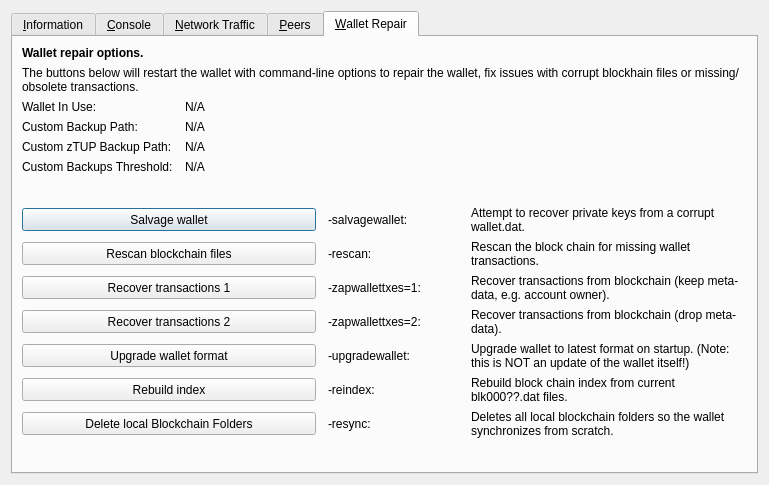
Before: the Qt Designer form src/qt/forms/rpcconsole.ui in wealth-coin/TenUp, drawn with Qt 5.
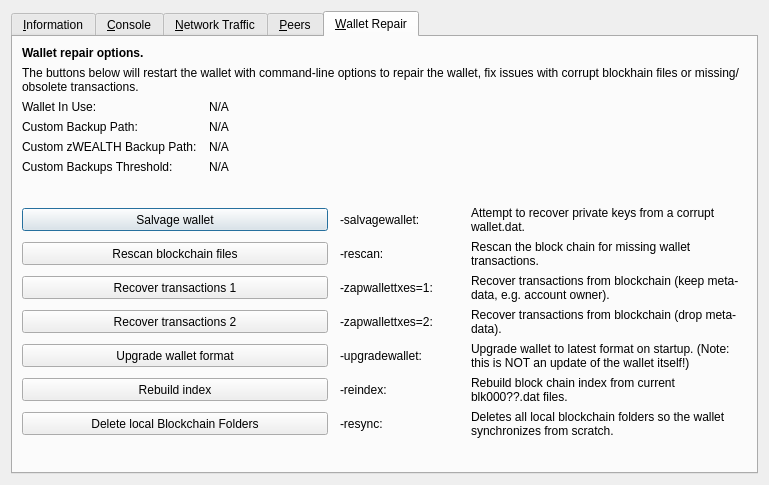
After: the same form once the commit is applied. The open tabs and pages were chosen to show the change. Icons and pictures are not drawn. Custom widgets are drawn as their Qt base class.

```diff
--- a/src/qt/forms/rpcconsole.ui
+++ b/src/qt/forms/rpcconsole.ui
@@ -1328,7 +1328,7 @@
        <item row="4" column="0">
         <widget class="QLabel" name="wallet_customztupbackuppath_label">
          <property name="text">
-          <string>Custom zTUP Backup Path:</string>
+          <string>Custom zWEALTH Backup Path:</string>
          </property>
          <property name="visible">
           <bool>false</bool>
```
Left out of the diff: 8 changed lines with no effect on the pictures.
